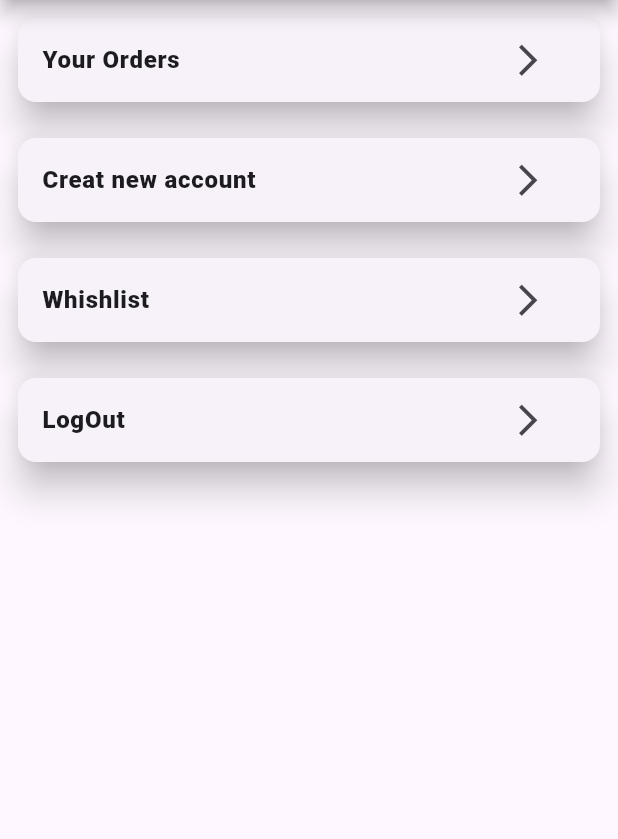
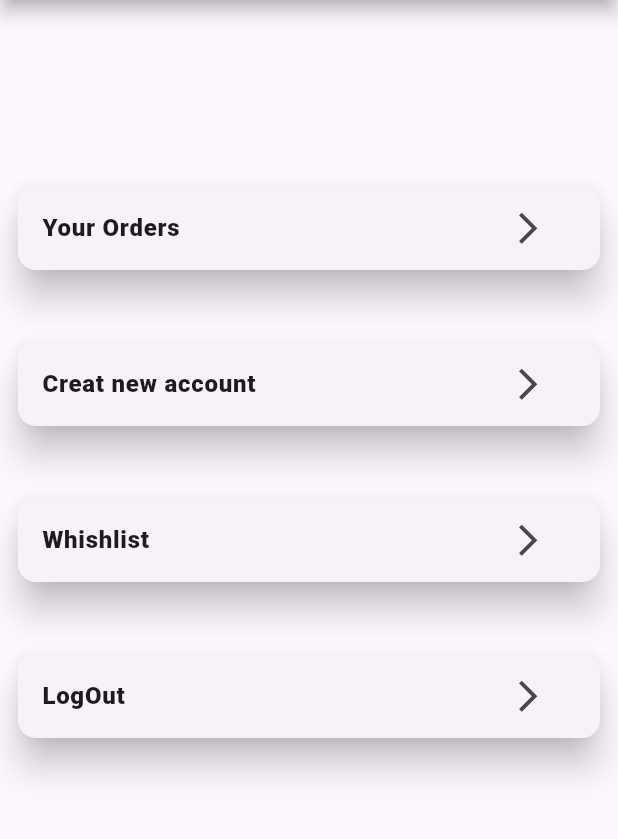
Before and after one commit to AbhishekValiyapurakkal/silkspaceclientApp, a Flutter app: the Youpage screen opened directly, on a phone screen of 412 x 824 dp, the part 84-923 px from its top. Run offline on Flutter 3.47's test engine with Material 3 defaults, Android fonts, the light colour scheme and no system bars; our stand-ins replace cached_network_image, carousel_slider, cloud_firestore, firebase_auth, firebase_core, flutter_snake_navigationbar and 4 more; missing offline and left inert: razorpay_flutter; accounts and stored records are empty.

Commit message:
ui fix profile page

```diff
--- a/lib/presentation/profile/Youpage.dart
+++ b/lib/presentation/profile/Youpage.dart
@@ -46,10 +46,12 @@ class Youpage extends StatelessWidget {
               ),
             ),
             body: ListView.builder(
+              padding: const EdgeInsets.only(top: 100),
               itemCount: profile.length,
               itemBuilder: (context, index) {
                 return Padding(
-                  padding: const EdgeInsets.all(8.0),
+                  padding:
+                      const EdgeInsets.symmetric(horizontal: 8, vertical: 20),
                   child: Card(
                     elevation: 10,
                     child: ListTile(
@@ -69,7 +71,8 @@ class Youpage extends StatelessWidget {
                                       Navigator.push(
                                           context,
                                           MaterialPageRoute(
-                                            builder: (context) => const Loginpage(),
+                                            builder: (context) =>
+                                                const Loginpage(),
                                           ));
                                     },
                                     child: const Text("yes")),
@@ -95,7 +98,13 @@ class Youpage extends StatelessWidget {
                             fontWeight: FontWeight.w900),
                       ),
                       trailing: IconButton(
-                          onPressed: () {},
+                          onPressed: () {
+                            Navigator.push(
+                                context,
+                                MaterialPageRoute(
+                                  builder: (context) => profile[index]["page"],
+                                ));
+                          },
                           icon: const Icon(
                             Icons.arrow_forward_ios_outlined,
                             weight: 80,
```
